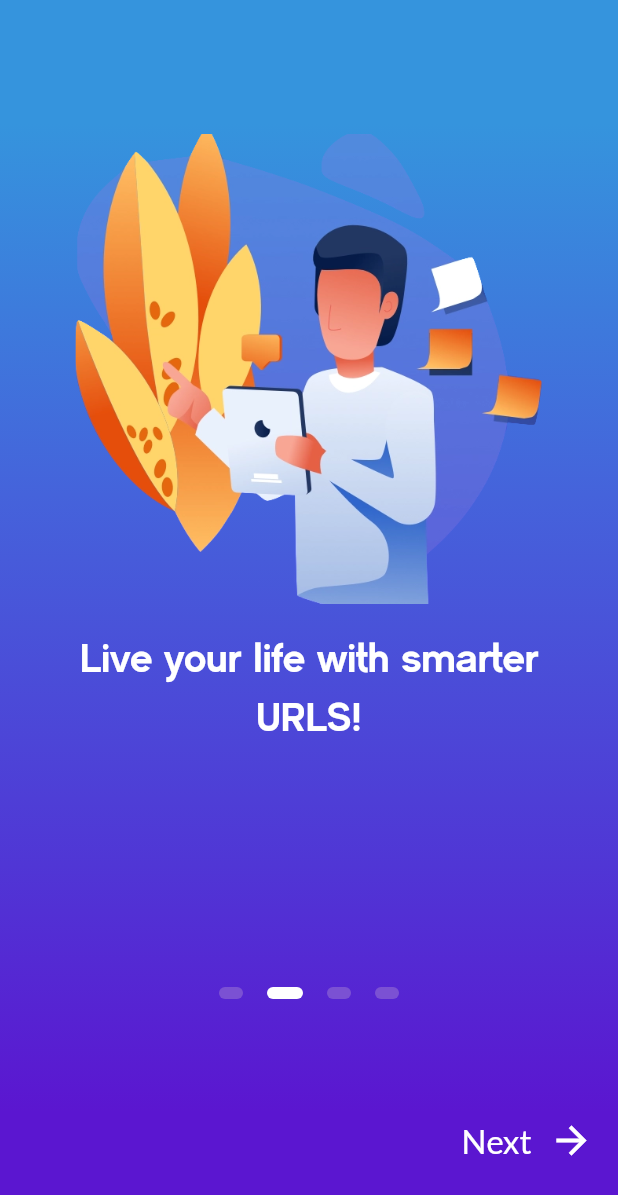
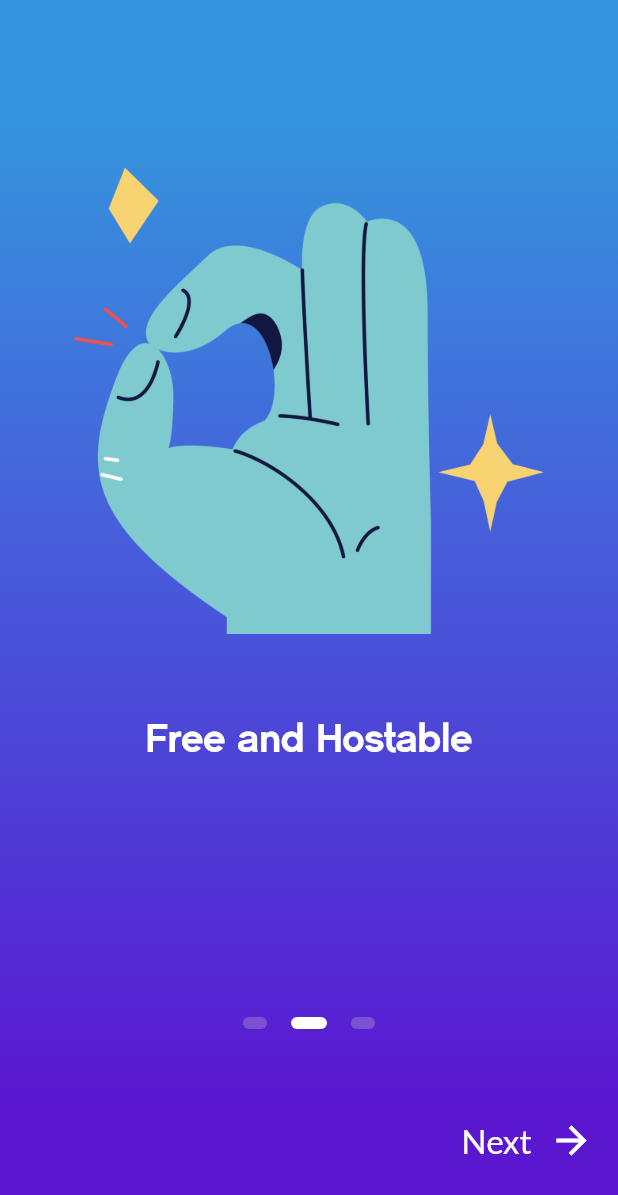
Before and after one commit to ankit435/murls, a Flutter app: the screen it shows after launch, swiped to page 2, on a phone screen of 412 x 824 dp. Shown: the top 1195 px of the screen. Run offline on Flutter 3.47's test engine with Material 2 defaults, Android fonts, the phone set to English and light mode, and no system bars; our stand-ins replace fl_chart, flutter_secure_storage, flutter_svg, google_fonts, shared_preferences; missing offline and left inert: flutter_appauth; accounts and stored records are empty.

Commit message:
change new ui

```diff
--- a/mobile/lib/helpers/theme.dart
+++ b/mobile/lib/helpers/theme.dart
@@ -14,7 +14,7 @@ ThemeData getTheme() {
         color: darkBrown,
         fontFamily: GoogleFonts.lacquer().fontFamily,
       ),
-      headline3: TextStyle(color: Colors.white),
+      headline3: TextStyle(color: Colors.white, fontSize: 30),
       headline4: TextStyle(color: Colors.black, fontWeight: FontWeight.bold),
       headline5: TextStyle(
         color: darkBrown,
--- a/mobile/lib/main.dart
+++ b/mobile/lib/main.dart
@@ -2,9 +2,9 @@ import 'package:flutter/material.dart';
 import 'package:flutter/services.dart';
 import 'package:murls/providers/graph_item.dart';
 import 'package:murls/screens/home.dart';
+
 import 'package:murls/screens/recycle.dart';
 
-import 'package:murls/widgets/graph.dart';
 import 'package:shared_preferences/shared_preferences.dart';
 import 'package:murls/screens/add_new_urls.dart';
 
@@ -61,7 +61,6 @@ class _MyAppState extends State<MyApp> {
           listed_url.routeName: (ctx) => listed_url(),
           addUrls.routeName: (ctx) => addUrls(),
           url_detail.routeName: (ctx) => url_detail(),
-          // BarChartSample1.routeName: (ctx) => BarChartSample1(),
           HomeScreen.routeName: (ctx) => HomeScreen(),
           recycle_urls.routeName: (ctx) => recycle_urls(),
         },
--- a/mobile/lib/providers/murls_items.dart
+++ b/mobile/lib/providers/murls_items.dart
@@ -38,6 +38,7 @@ class murls_detail with ChangeNotifier {
           'location': murls.murlsUrl,
           'expiry_date': murls.Expirydatetime,
           'boosted': murls.boost,
+          'slug': murls.Alias,
         }),
         headers: {
           'Content-Type': 'application/json; charset=UTF-8',
--- a/mobile/lib/screens/onboarding_screen.dart
+++ b/mobile/lib/screens/onboarding_screen.dart
@@ -11,7 +11,7 @@ class OnboardingScreen extends StatefulWidget {
 }
 
 class _OnboardingScreenState extends State<OnboardingScreen> {
-  final int _numPages = 4;
+  final int _numPages = 3;
   final PageController _pageController = PageController(initialPage: 0);
   int _currentPage = 0;
 
@@ -90,6 +90,9 @@ class _OnboardingScreenState extends State<OnboardingScreen> {
                 //     ),
                 //   ),
                 // ),
+                SizedBox(
+                  height: 20,
+                ),
                 Container(
                   height: heights * .75,
                   child: PageView(
@@ -101,36 +104,37 @@ class _OnboardingScreenState extends State<OnboardingScreen> {
                       });
                     },
                     children: <Widget>[
-                      Padding(
-                        padding: EdgeInsets.all(heights * .04),
-                        child: Column(
-                          crossAxisAlignment: CrossAxisAlignment.start,
-                          children: <Widget>[
-                            Center(
-                              child: FittedBox(
-                                child: Image(
-                                  image: AssetImage(
-                                    'assets/images/onboarding0.png',
-                                  ),
-                                  fit: BoxFit.cover,
-                                  height: heights / 2,
-                                  width: widths,
-                                ),
-                              ),
-                            ),
-                            SizedBox(height: heights * .02),
-                            Align(
-                              alignment: Alignment.center,
-                              child: Text(
-                                'Connect people around the world',
-                                style: kTitleStyle,
-                                textAlign: TextAlign.center,
-                              ),
-                            ),
-                            SizedBox(height: heights * .02),
-                          ],
-                        ),
-                      ),
+                      // Padding(
+                      //   padding: EdgeInsets.all(heights * .04),
+                      //   child: Column(
+                      //     crossAxisAlignment: CrossAxisAlignment.start,
+                      //     children: <Widget>[
+                      //       Center(
+                      //         child: FittedBox(
+                      //           child: Image(
+                      //             image: AssetImage(
+                      //               'assets/images/onboarding0.png',
+                      //             ),
+                      //             fit: BoxFit.cover,
+                      //             height: heights / 2,
+                      //             width: widths,
+                      //           ),
+                      //         ),
+                      //       ),
+                      //       SizedBox(height: heights * .02),
+                      //       Align(
+                      //         alignment: Alignment.center,
+                      //         child: Text(
+                      //           'Connect people around the world',
+                      //           style: kTitleStyle,
+                      //           textAlign: TextAlign.center,
+                      //         ),
+                      //       ),
+                      //       SizedBox(height: heights * .02),
+                      //     ],
+                      //   ),
+                      // ),
+
                       Padding(
                         padding: EdgeInsets.all(heights * .06),
                         child: Column(
@@ -140,7 +144,7 @@ class _OnboardingScreenState extends State<OnboardingScreen> {
                               child: FittedBox(
                                 child: Image(
                                   image: AssetImage(
-                                    'assets/images/onboarding1.png',
+                                    'assets/images/onboarding-page1.png',
                                   ),
                                   fit: BoxFit.cover,
                                   height: heights / 2,
@@ -148,11 +152,12 @@ class _OnboardingScreenState extends State<OnboardingScreen> {
                                 ),
                               ),
                             ),
-                            SizedBox(height: heights * .02),
+                            SizedBox(height: heights * .06),
                             Align(
-                              alignment: Alignment.center,
+                              alignment: Alignment.bottomCenter,
                               child: Text(
-                                'Live your life with smarter URLS!',
+                                //'Live your life with smarter URLS!',
+                                'Welcome to Murls Mobile',
                                 style: kTitleStyle,
                                 textAlign: TextAlign.center,
                               ),
@@ -174,7 +179,7 @@ class _OnboardingScreenState extends State<OnboardingScreen> {
                               child: FittedBox(
                                 child: Image(
                                   image: AssetImage(
-                                    'assets/images/onboarding2.png',
+                                    'assets/images/onboarding-page2.png',
                                   ),
                                   fit: BoxFit.cover,
                                   height: heights / 2,
@@ -182,11 +187,11 @@ class _OnboardingScreenState extends State<OnboardingScreen> {
                                 ),
                               ),
                             ),
-                            SizedBox(height: heights * .02),
+                            SizedBox(height: heights * .06),
                             Align(
                               alignment: Alignment.center,
                               child: Text(
-                                'Get a new experience of imagination',
+                                'Free and Hostable ',
                                 style: kTitleStyle,
                                 textAlign: TextAlign.center,
                               ),
--- a/mobile/lib/screens/url_detail_screen.dart
+++ b/mobile/lib/screens/url_detail_screen.dart
@@ -2,6 +2,7 @@ import 'package:flutter/material.dart';
 import 'package:flutter/services.dart';
 import 'package:intl/intl.dart';
 import 'package:murls/providers/murls_items.dart';
+import 'package:murls/screens/listed_url_screen.dart';
 
 import 'package:provider/provider.dart';
 
@@ -169,8 +170,8 @@ class _url_detailState extends State<url_detail> {
                 mainAxisAlignment: MainAxisAlignment.start,
                 children: <Widget>[
                   Expanded(
-                      child: ListTile(
-                          title: Text('Total Click', style: kappbartext))),
+                      child:
+                          ListTile(title: Text('Clicks', style: kappbartext))),
                   Expanded(
                     child: ListTile(
                       title: Text('${loadedUrl.click}', style: kappbartext),
--- a/mobile/lib/utilities/styles.dart
+++ b/mobile/lib/utilities/styles.dart
@@ -29,7 +29,7 @@ final kboxdecoration = BoxDecoration(
   ),
 );
 final kalaisdecor = InputDecoration(
-  hintText: 'Alias',
+  hintText: 'Name',
   filled: true,
   hoverColor: Colors.blue.shade100,
   border: OutlineInputBorder(),
```
Also changed, not shown: mobile/lib/screens/listed_url_screen.dart (+4 -5 lines), mobile/lib/widgets/app_drawer.dart (+2 -17 lines), mobile/lib/widgets/user_urls_item.dart (+6 -5 lines), mobile/assets/images/login-image.png (added), mobile/assets/images/onboarding-page1.png (added), mobile/assets/images/onboarding-page2.png (added).
